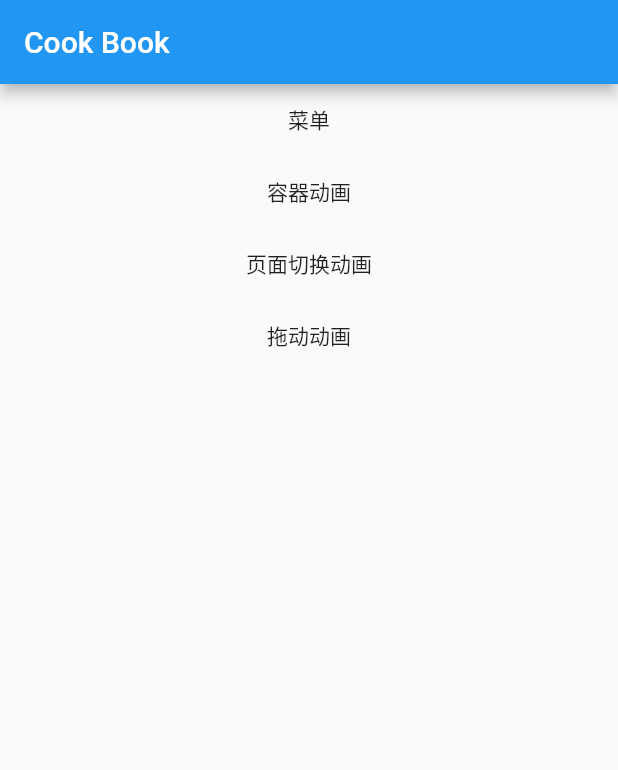
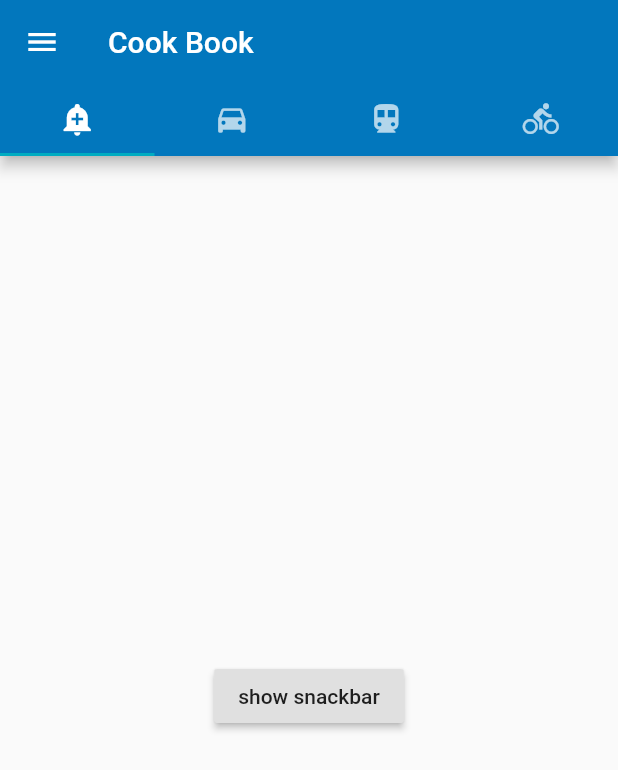
Before and after one commit to javyliu/flutter_cookbook, a Flutter app: the screen it shows after launch, on a phone screen of 412 x 824 dp. Shown: the top 770 px of the screen. Run offline on Flutter 3.47's test engine with Material 2 defaults, Android fonts, the light colour scheme and no system bars; Roboto replaces fonts that are missing (Georgia).

Commit message:
add some files

```diff
--- a/lib/main.dart
+++ b/lib/main.dart
@@ -17,6 +17,17 @@ class MyApp extends StatelessWidget {
       // home: AnimatedContainerApp(),
       initialRoute: '/',
       routes: routes(),
+      theme: ThemeData(
+          brightness: Brightness.light,
+          primaryColor: Colors.lightBlue[800],
+          accentColor: Colors.cyan[600],
+          fontFamily: 'Georgia',
+          textTheme: TextTheme(
+            headline1: TextStyle(fontSize: 72, fontWeight: FontWeight.bold),
+            headline6: TextStyle(fontSize: 36, fontStyle: FontStyle.italic),
+            bodyText2: TextStyle(fontSize: 14, fontFamily: 'Hind'),
+          )),
+      // home: FadeWidget(),
     );
   }
 }
--- a/lib/routes/app_routes.dart
+++ b/lib/routes/app_routes.dart
@@ -1,3 +1,4 @@
+import 'package:cookbook/widgets/form_validation.dart';
 import 'package:flutter/material.dart';
 
 import '../widgets/menu_list.dart';
@@ -5,12 +6,17 @@ import '../widgets/menu_list.dart';
 import '../widgets/animated_container.dart';
 import '../widgets/page_route_transition.dart';
 import '../widgets/physics_simulation.dart';
+import '../widgets/fade_widget.dart';
+import '../widgets/orientation.dart';
 
 final List<Map> oriRoutes = [
   {"title": "菜单", "path": "/", "fun": (context) => MenuList()},
   {"title": "容器动画", "path": "/animated_container", "fun": (context) => AnimatedContainerApp()},
   {"title": "页面切换动画", "path": "/page_route_transition", "fun": (context) => PageRouteTransition()},
   {"title": "拖动动画", "path": "/physics_card_demo", "fun": (context) => PhysicsCardDragDemo()},
+  {"title": "渐隐动画", "path": "/fade_widget", "fun": (context) => FadeWidget()},
+  {"title": TOrientation.name, "path": "/orientation", "fun": (context) => TOrientation()},
+  {"title": FormValidation.name, "path": "/form_validation", "fun": (context) => FormValidation()},
 ];
 
 Map<String, WidgetBuilder> routes() {
--- a/lib/widgets/menu_list.dart
+++ b/lib/widgets/menu_list.dart
@@ -1,25 +1,87 @@
 import 'package:flutter/material.dart';
+
 import '../routes/app_routes.dart';
 
 class MenuList extends StatelessWidget {
   @override
   Widget build(BuildContext context) {
-    return Scaffold(
-      appBar: AppBar(
-        title: Text("Cook Book"),
-      ),
-      body: SingleChildScrollView(
-        child: Center(
-          child: Column(
-            children: oriRoutes.map((element) {
-              return FlatButton(
-                child: Text(element["title"]),
-                onPressed: () => Navigator.push(context, MaterialPageRoute(builder: element["fun"])),
-              );
-            }).toList(),
+    final snackBar = SnackBar(content: Text("Yay! A SnackBar"));
+    final _globalKey = GlobalKey<ScaffoldState>();
+
+    ///在Scaffold 中使用Scaffold.of(ctx) 来显示snackBar时，如提示“called with a context that does not contain a scaffold"
+    ///表示当前并非scaffold的StatelessWidget类型子组件，所以需要把showSnackBar方法嵌入到一个stalesswidget 或statefulwidget组件中，或使用globalkey
+    return DefaultTabController(
+      length: 4,
+      child: Scaffold(
+        appBar: AppBar(
+          title: Text("Cook Book"),
+          bottom: TabBar(
+            tabs: [
+              Tab(
+                icon: Icon(Icons.add_alert),
+              ),
+              Tab(
+                icon: Icon(Icons.directions_car),
+              ),
+              Tab(
+                icon: Icon(Icons.directions_transit),
+              ),
+              Tab(
+                icon: Icon(Icons.directions_bike),
+              ),
+            ],
+          ),
+        ),
+        key: _globalKey,
+        // body: DisSnackBar(snackBar: snackBar),
+        body: TabBarView(
+          children: [
+            Center(
+              child: RaisedButton(
+                child: Text("show snackbar"),
+                onPressed: () => _globalKey.currentState.showSnackBar(snackBar),
+              ),
+            ),
+            Icon(Icons.directions_car),
+            Icon(Icons.directions_transit),
+            Icon(Icons.directions_bike),
+          ],
+        ),
+        drawer: Drawer(
+          child: ListView(
+            padding: EdgeInsets.zero,
+            children: [
+              DrawerHeader(
+                child: Text("Drawer Header"),
+                decoration: BoxDecoration(
+                  color: Colors.blue,
+                ),
+              ),
+            ]..addAll(oriRoutes.map((el) {
+                return ListTile(
+                  title: Text(el["title"]),
+                  onTap: () => Navigator.push(context, MaterialPageRoute(builder: el["fun"])),
+                );
+              })),
           ),
         ),
       ),
     );
   }
 }
+
+class DisSnackBar extends StatelessWidget {
+  const DisSnackBar({
+    Key key,
+    @required this.snackBar,
+  }) : super(key: key);
+
+  final SnackBar snackBar;
+
+  @override
+  Widget build(BuildContext context) {
+    return Center(
+      child: FlatButton(child: Text("显示 SnackBar"), onPressed: () => Scaffold.of(context).showSnackBar(snackBar)),
+    );
+  }
+}
```
Also changed, not shown: lib/widgets/fade_widget.dart (added, +42 -0 lines), lib/widgets/form_validation.dart (added, +97 -0 lines), lib/widgets/orientation.dart (added, +28 -0 lines).
